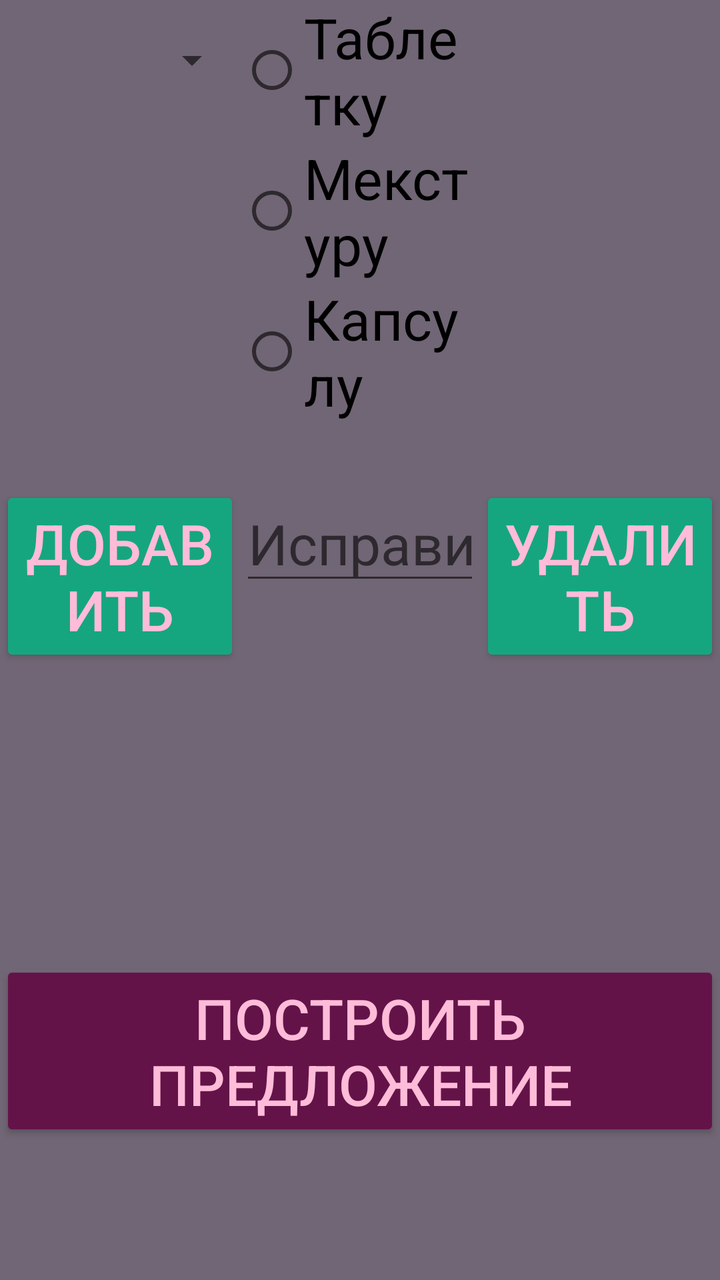
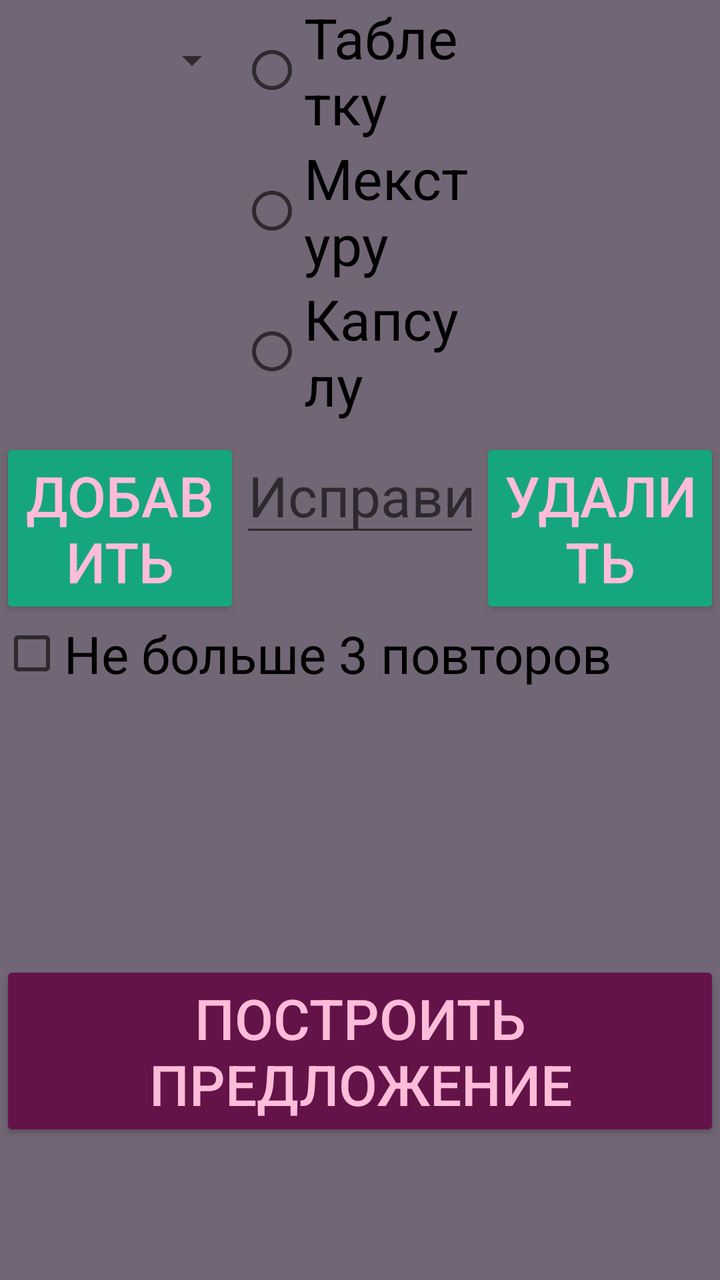

Before-and-after screenshots of an Android layout around one commit, followed by the original layout XML and the change that was made.
<!-- AndroidManifest.xml: activity theme MedTheme -->
<!-- res/layout/activity_main.xml -->
<?xml version="1.0" encoding="utf-8"?>
<RelativeLayout
    xmlns:android="http://schemas.android.com/apk/res/android"
    android:layout_width="match_parent"
    android:layout_height="match_parent">

    <TableLayout
        android:id="@+id/tableLayout"
        android:layout_width="match_parent"
        android:layout_height="match_parent"
        android:layout_above="@id/butBuild"
        android:layout_alignParentTop="true"
        android:stretchColumns="0,1,2">

        <TableRow
            android:layout_width="match_parent"
            android:layout_height="wrap_content">

            <Spinner
                android:id="@+id/spinnerPreposition"
                android:layout_width="0dp"
                android:layout_height="60dp"
                android:layout_weight="1"
                android:spinnerMode="dialog"/>

            <RadioGroup
                android:id="@+id/radioGroup"
                android:layout_width="0dp"
                android:layout_height="wrap_content"
                android:layout_weight="1">

                <RadioButton
                    android:id="@+id/radioBut1"
                    android:layout_width="wrap_content"
                    android:layout_height="wrap_content"
                    android:text="@string/sysh_tabletka"/>

                <RadioButton
                    android:id="@+id/radioBut2"
                    android:layout_width="wrap_content"
                    android:layout_height="wrap_content"
                    android:text="@string/sysh_mikstura"/>

                <RadioButton
                    android:id="@+id/radioBut3"
                    android:layout_width="wrap_content"
                    android:layout_height="wrap_content"
                    android:text="@string/sysh_kapsula"/>
            </RadioGroup>

            <ListView
                android:id="@+id/listView"
                android:layout_width="0dp"
                android:layout_height="150dp"
                android:layout_weight="1"
                android:choiceMode="singleChoice"/>

        </TableRow>

        <TableRow android:layout_width="match_parent"
            android:layout_height="wrap_content"
            android:layout_marginTop="32dp">
            <Button
                style = "@style/ButtonViewStyleAddDel"
                android:id="@+id/butAdd"
                android:layout_width="0dp"
                android:layout_height="wrap_content"
                android:layout_weight="1"
                android:text="Добавить"/>

            <EditText
                android:id="@+id/editTextPredl"
                android:layout_width="0dp"
                android:layout_height="wrap_content"
                android:layout_weight="1"
                android:hint="Исправить предлог"
                android:inputType="text"
                android:imeOptions="actionDone" />

            <Button
                style = "@style/ButtonViewStyleAddDel"
                android:id="@+id/butDel"
                android:layout_width="0dp"
                android:layout_height="wrap_content"
                android:layout_weight="1"
                android:text="Удалить"/>
        </TableRow>
    </TableLayout>

    <Button
        style = "@style/ButtonViewStyle"
        android:id="@+id/butBuild"
        android:layout_width="match_parent"
        android:layout_height="wrap_content"
        android:text="Построить предложение"
        android:layout_above = "@id/textViewResult"/>


    <TextView
        android:id="@+id/textViewResult"
        android:layout_width="match_parent"
        android:layout_height="wrap_content"
        android:layout_alignParentBottom="true"
        android:padding="16dp"
        android:gravity="center" />

</RelativeLayout>
<!-- resources referenced by this layout -->
<resources>
  <string name="sysh_kapsula">Капсулу</string>
  <string name="sysh_mikstura">Мекстуру</string>
  <string name="sysh_tabletka">Таблетку</string>
  <style name="ButtonViewStyle">
          <item name="android:layout_width">0dp</item>
          <item name="android:layout_height">wrap_content</item>
          <item name="android:textColor">@color/pink</item>
          <item name="android:backgroundTint">@color/granat</item>
          <item name="android:textSize">28sp</item>
          <item name="android:gravity">center</item>
      </style>
  <style name="ButtonViewStyleAddDel">
          <item name="android:layout_width">0dp</item>
          <item name="android:layout_height">wrap_content</item>
          <item name="android:textColor">@color/pink</item>
          <item name="android:backgroundTint">@color/olive</item>
          <item name="android:textSize">28sp</item>
          <item name="android:gravity">center</item>
      </style>
  <style name="MedTheme" parent="Theme.AppCompat.Light.NoActionBar">
          <item name="android:textColor">@color/aquaL</item>
          <item name="android:textSize">28sp</item>
          <item name="android:windowBackground">@color/gray</item>
      </style>
  <color name="pink">#ffbcd9</color>
  <color name="granat">#641349</color>
  <color name="olive">#16a67f</color>
  <color name="aquaL">#2eb8b3</color>
  <color name="gray">#716675</color>
</resources>

<!-- the commit's change to res/layout/activity_main.xml (unified diff, before → after) -->
@@ -59,7 +59,7 @@
 
         <TableRow android:layout_width="match_parent"
             android:layout_height="wrap_content"
-            android:layout_marginTop="32dp">
+            android:layout_marginTop="8dp">
             <Button
                 style = "@style/ButtonViewStyleAddDel"
                 android:id="@+id/butAdd"
@@ -85,6 +85,15 @@
                 android:layout_weight="1"
                 android:text="Удалить"/>
         </TableRow>
+
+        <TableRow>
+        <CheckBox android:id="@+id/lenaaa"
+            android:layout_width="wrap_content"
+            android:layout_height="wrap_content"
+            android:text="Не больше 3 повторов"
+            android:onClick="checkLen"
+            android:textSize="26sp"/>
+        </TableRow>
     </TableLayout>
 
     <Button
